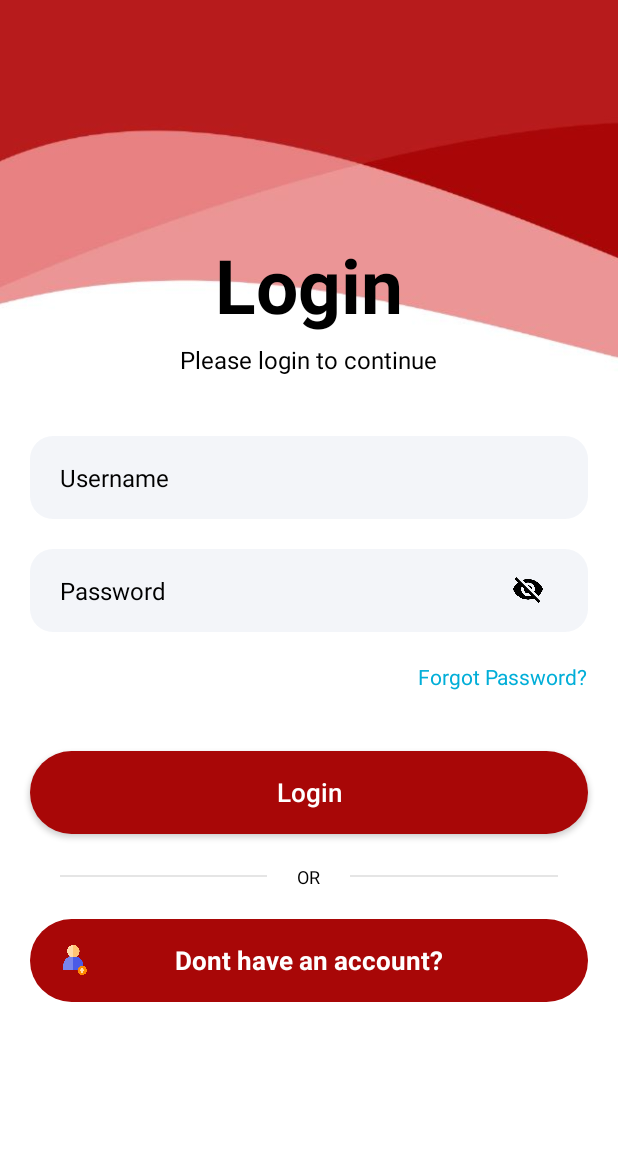
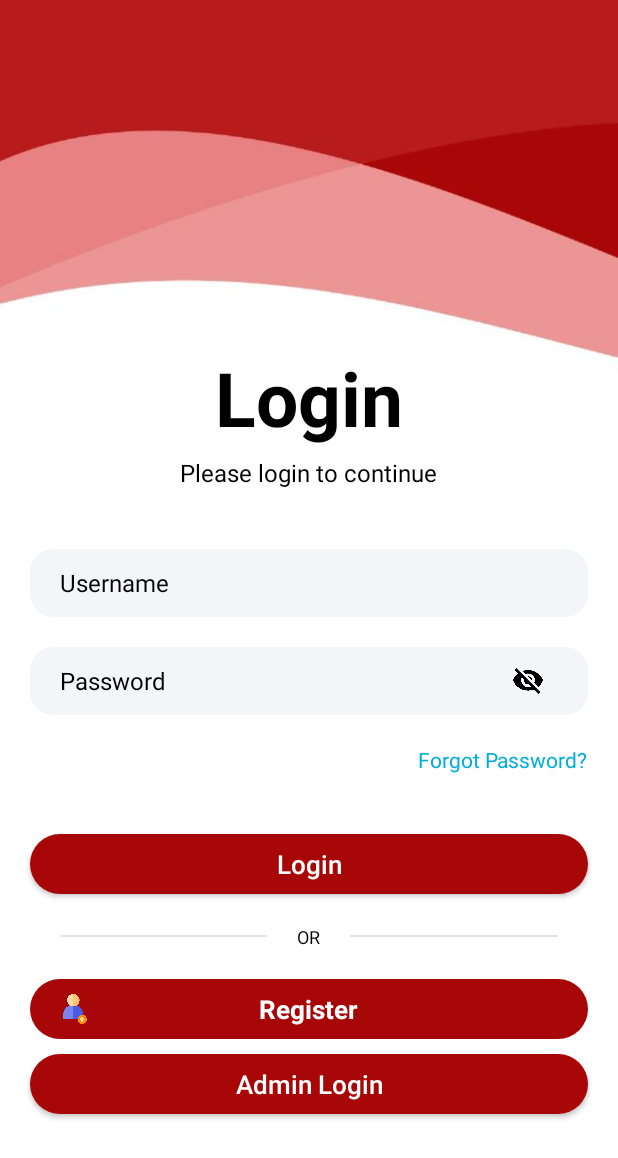
Before and after one commit to AmitGujar/EventApp, an Android app: the screen it shows after launch (Login), on a phone screen of 412 x 824 dp. Shown: the top 1158 px of the screen. Run offline under Robolectric (Android 15) with nearby library versions, the phone set to English and light mode, and no system bars; our stand-ins replace Firebase (no records; nobody signed in at launch, a user with empty details on screens opened directly); libraries missing offline, so code that uses them is left out: es.dmoral.toasty.

Commit message:
ui updated

```diff
--- a/app/src/main/res/layout/activity_login.xml
+++ b/app/src/main/res/layout/activity_login.xml
@@ -13,6 +13,7 @@
         android:layout_width="wrap_content"
         android:layout_height="wrap_content"
         android:layout_gravity="center"
+        android:layout_marginTop="150dp"
         android:text="@string/Login"
         android:textSize="50sp"
         android:textStyle="bold"
@@ -29,7 +30,7 @@
     <EditText
         android:id="@+id/usernameET"
         android:layout_width="match_parent"
-        android:layout_height="55dp"
+        android:layout_height="45dp"
         android:background="@drawable/round_back_dark_blue5_15"
         android:hint="@string/username"
         android:textColorHint="@color/black"
@@ -46,7 +47,7 @@
 
     <RelativeLayout
         android:layout_width="match_parent"
-        android:layout_height="55dp"
+        android:layout_height="45dp"
         android:layout_marginStart="20dp"
         android:layout_marginEnd="20dp"
         android:layout_marginTop="20dp"
@@ -93,7 +94,7 @@
     <androidx.appcompat.widget.AppCompatButton
         android:id="@+id/signInBtn"
         android:layout_width="match_parent"
-        android:layout_height="55dp"
+        android:layout_height="40dp"
         android:layout_marginEnd="20dp"
         android:layout_marginStart="20dp"
         android:text="@string/Login"
@@ -139,7 +140,7 @@
 
     <RelativeLayout
         android:layout_width="match_parent"
-        android:layout_height="55dp"
+        android:layout_height="40dp"
         android:background="@drawable/round_back_primary_15"
         android:layout_marginTop="20dp"
         android:layout_marginStart="20dp"
@@ -158,9 +159,22 @@
             android:layout_width="wrap_content"
             android:layout_height="wrap_content"
             android:layout_centerInParent="true"
-            android:text="@string/dont_have_an_account"
+            android:text="@string/Register"
             android:textColor="@color/white"
             android:textSize="17sp"
             android:textStyle="bold" />
     </RelativeLayout>
+
+    <androidx.appcompat.widget.AppCompatButton
+        android:id="@+id/adminBtn"
+        android:layout_width="match_parent"
+        android:layout_height="40dp"
+        android:layout_marginEnd="20dp"
+        android:layout_marginStart="20dp"
+        android:text="@string/admin_login"
+        android:textAllCaps="false"
+        android:layout_marginTop="10dp"
+        android:background="@drawable/round_back_primary_15"
+        android:textColor="@color/white"
+        android:textSize="17sp"/>
 </LinearLayout>
--- a/app/src/main/res/values/strings.xml
+++ b/app/src/main/res/values/strings.xml
@@ -12,4 +12,5 @@
     <string name="Submit">Submit</string>
     <string name="Email">Email</string>
     <string name="Name">Full Name</string>
+    <string name="admin_login">Admin Login</string>
 </resources>
```
